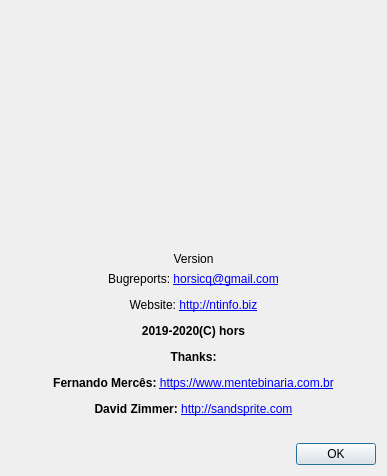
Qt form gui_source/dialogabout.ui (horsicq/XPEViewer) before a commit.
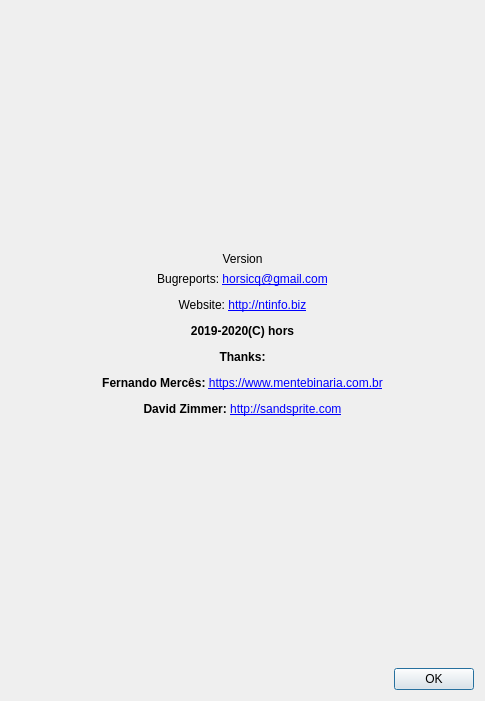
The same form after that commit. Icons and pictures are not drawn.

The edit to the form file:
```diff
--- a/gui_source/dialogabout.ui
+++ b/gui_source/dialogabout.ui
@@ -9,8 +9,8 @@
    <rect>
     <x>0</x>
     <y>0</y>
-    <width>387</width>
-    <height>476</height>
+    <width>485</width>
+    <height>701</height>
    </rect>
   </property>
   <property name="windowTitle">
```
Left out of the diff: 7 changed lines with no effect on the pictures.
